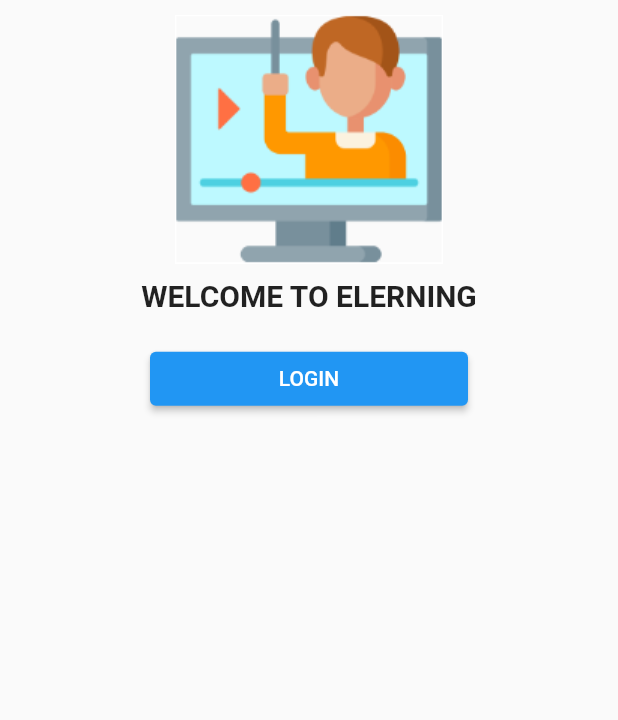
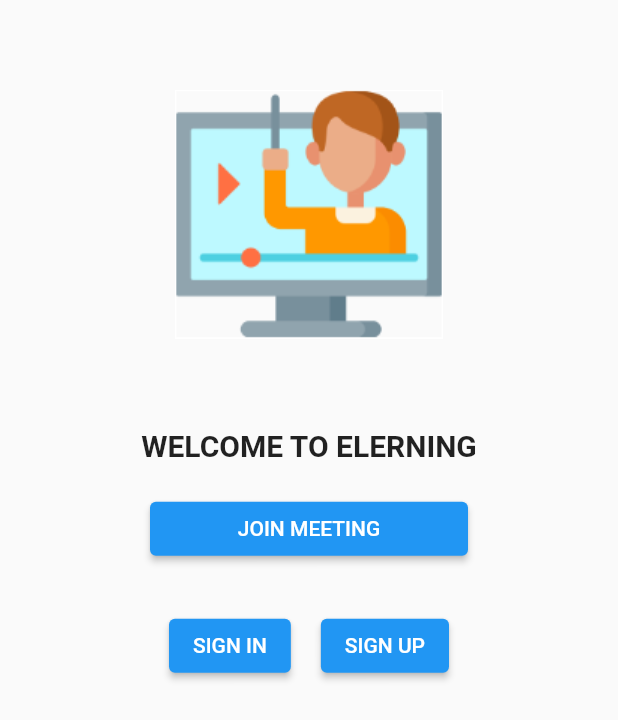
Before and after one commit to Porpopor/projectApp, a Flutter app: the screen it shows after launch, on a phone screen of 412 x 824 dp. Shown: the top 720 px of the screen. Run offline on Flutter 3.47's test engine with Material 2 defaults, Android fonts, the phone set to English and light mode, and no system bars.

Commit message:
HomeScreen2

```diff
--- a/lib/screens/welcome/welcome_screen.dart
+++ b/lib/screens/welcome/welcome_screen.dart
@@ -7,9 +7,12 @@ class WelcomeScreen extends StatelessWidget {
       body: SafeArea(
         child: Column(
           children: <Widget>[
-            Image.asset(
-              "assets/icons/logo.png",
-              width: 200,
+            Padding(
+              padding: const EdgeInsets.all(50.0),
+              child: Image.asset(
+                "assets/icons/logo.png",
+                width: 200,
+              ),
             ),
             Text("WELCOME TO ELERNING",
                 style: Theme.of(context)
@@ -22,9 +25,28 @@ class WelcomeScreen extends StatelessWidget {
                 padding: EdgeInsets.symmetric(vertical: 20, horizontal: 100),
                 child: ElevatedButton(
                   onPressed: () {},
-                  child: Text("LOGIN"),
+                  child: Text("JOIN MEETING"),
                 ),
               ),
+            ),
+            Row(
+              mainAxisAlignment: MainAxisAlignment.center,
+              children: [
+                Padding(
+                  padding: const EdgeInsets.all(10.0),
+                  child: ElevatedButton(
+                    onPressed: () {},
+                    child: Text("SIGN IN"),
+                  ),
+                ),
+                Padding(
+                  padding: const EdgeInsets.all(10.0),
+                  child: ElevatedButton(
+                    onPressed: () {},
+                    child: Text("SIGN UP"),
+                  ),
+                ),
+              ],
             ),
           ],
         ),
```
Also changed, not shown: lib/main.dart (+0 -85 lines).
